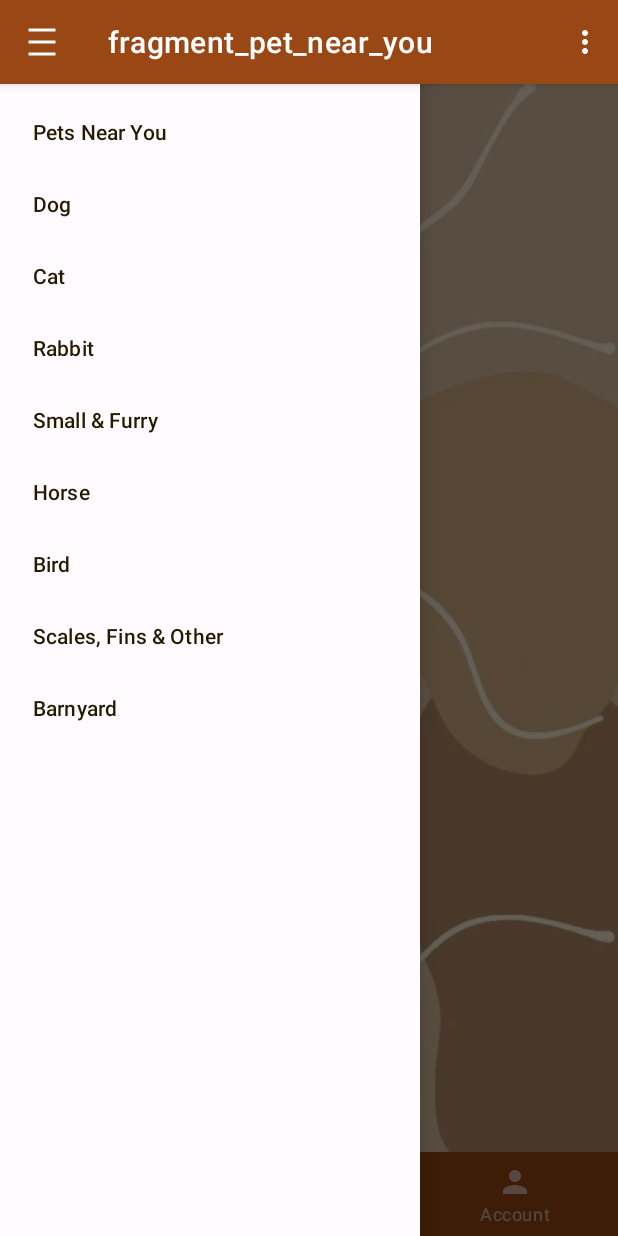
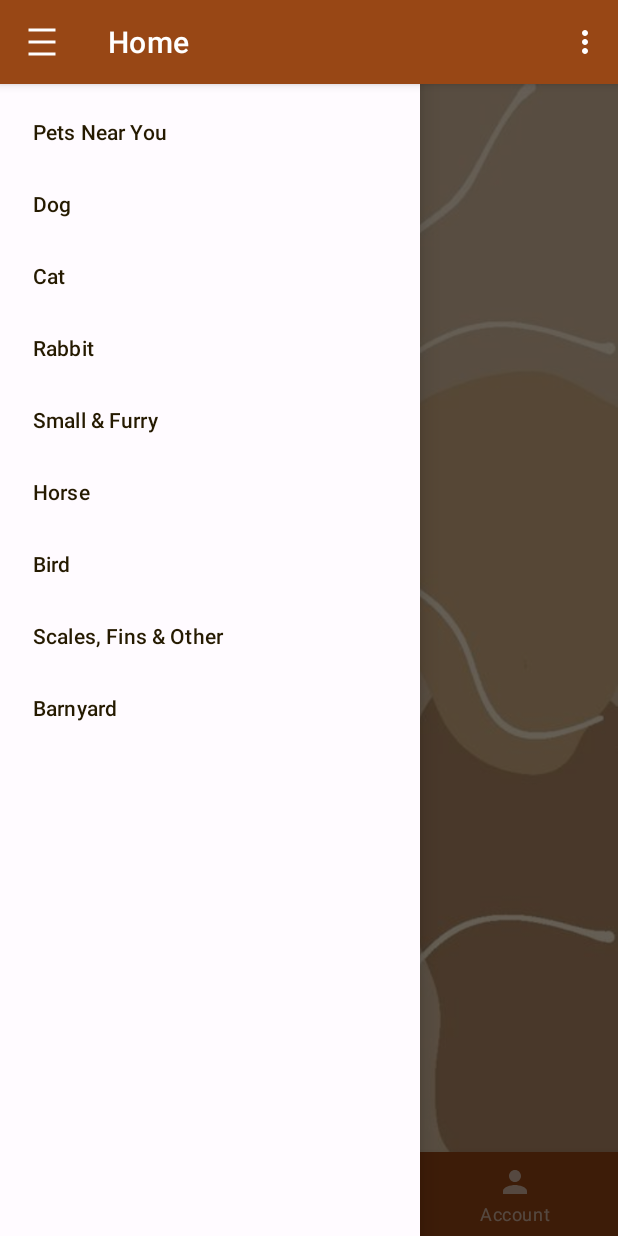
Before and after one commit to mahrukh-dev/PetFinderApp_Kotlin, an Android app: the HomeActivity screen opened directly, with no data from a screen before it, with the side drawer open, on a phone screen of 412 x 824 dp. Run offline under Robolectric (Android 15) with nearby library versions, the phone set to English and light mode, and no system bars; our stand-ins replace data binding, navigation-ui, sdp/ssp sizes.

Commit message:
label given to fragments

```diff
--- a/app/src/main/res/navigation/home_navgraph.xml
+++ b/app/src/main/res/navigation/home_navgraph.xml
@@ -8,14 +8,14 @@
     <fragment
         android:id="@+id/animalFragment"
         android:name="com.mahrukhdev.petfinderapp_kotlin.ui.views.home.AnimalFragment"
-        android:label="fragment_animal"
+        android:label="Animal"
         tools:layout="@layout/fragment_animal" />
 
     <fragment
         android:id="@+id/petNearYouFragment"
         android:name="com.mahrukhdev.petfinderapp_kotlin.ui.views.home.PetNearYouFragment"
-        android:label="fragment_pet_near_you"
-        tools:layout="@layout/fragment_pet_near_you" >
+        android:label="Home"
+        tools:layout="@layout/fragment_pet_near_you">
 
         <action
             android:id="@+id/action_petNearYouFragment_to_animalFragment"
@@ -25,10 +25,6 @@
             android:id="@+id/action_petNearYouFragment_to_petCategoryFragment"
             app:destination="@id/petCategoryFragment" />
 
-        <argument
-            android:name="categoryName"
-            app:argType="string"
-            android:defaultValue="Dog" />
         <action
             android:id="@+id/action_petNearYouFragment_self"
             app:destination="@id/petNearYouFragment" />
@@ -38,8 +34,8 @@
     <fragment
         android:id="@+id/petCategoryFragment"
         android:name="com.mahrukhdev.petfinderapp_kotlin.ui.views.home.PetCategoryFragment"
-        android:label="fragment_pet_category"
-        tools:layout="@layout/fragment_pet_category" >
+        android:label="Pet Category"
+        tools:layout="@layout/fragment_pet_category">
 
         <action
             android:id="@+id/action_petCategoryFragment_to_animalFragment"
@@ -51,8 +47,8 @@
 
         <argument
             android:name="categoryName"
-            app:argType="string"
-            android:defaultValue="Dog" />
+            android:defaultValue="Dog"
+            app:argType="string" />
         <action
             android:id="@+id/action_petCategoryFragment_to_petNearYouFragment"
             app:destination="@id/petNearYouFragment" />
@@ -62,8 +58,8 @@
     <fragment
         android:id="@+id/favoritePetFragment"
         android:name="com.mahrukhdev.petfinderapp_kotlin.ui.views.home.FavoritePetFragment"
-        android:label="fragment_favorite_pet"
-        tools:layout="@layout/fragment_favorite_pet" >
+        android:label="Favorite Pets"
+        tools:layout="@layout/fragment_favorite_pet">
 
         <action
             android:id="@+id/action_favoritePetFragment_to_animalFragment"
@@ -74,7 +70,7 @@
     <fragment
         android:id="@+id/userProfileFragment"
         android:name="com.mahrukhdev.petfinderapp_kotlin.ui.views.home.UserProfileFragment"
-        android:label="fragment_user_profile"
+        android:label="My Profile"
         tools:layout="@layout/fragment_user_profile" />
 
 </navigation>
```
